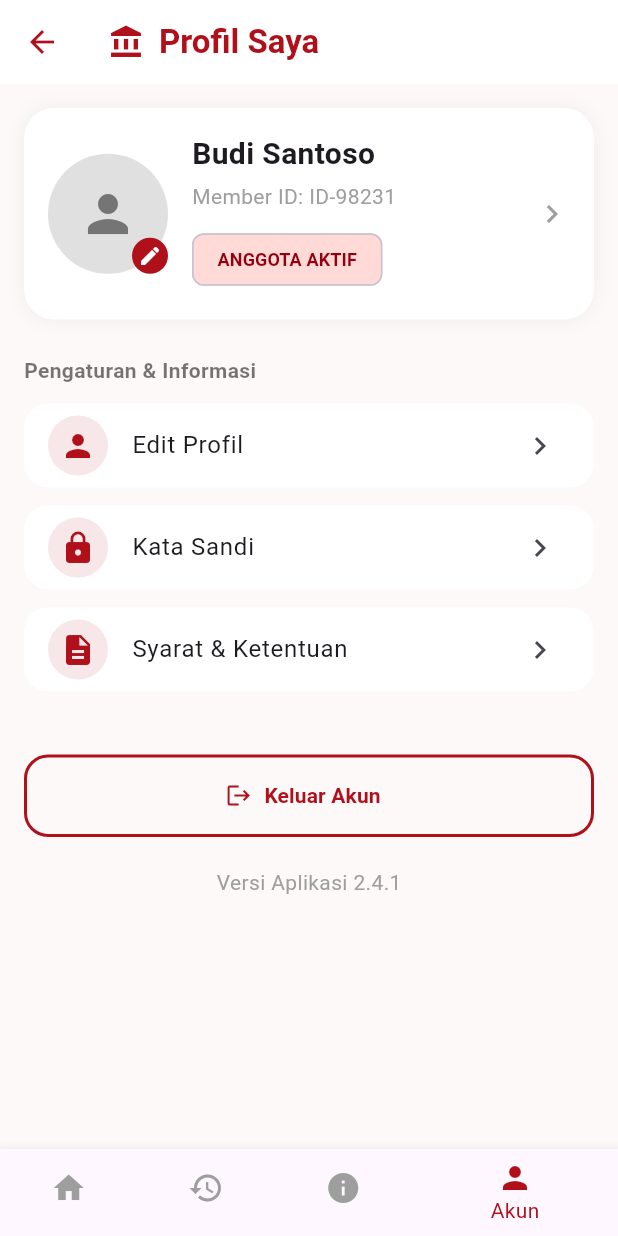
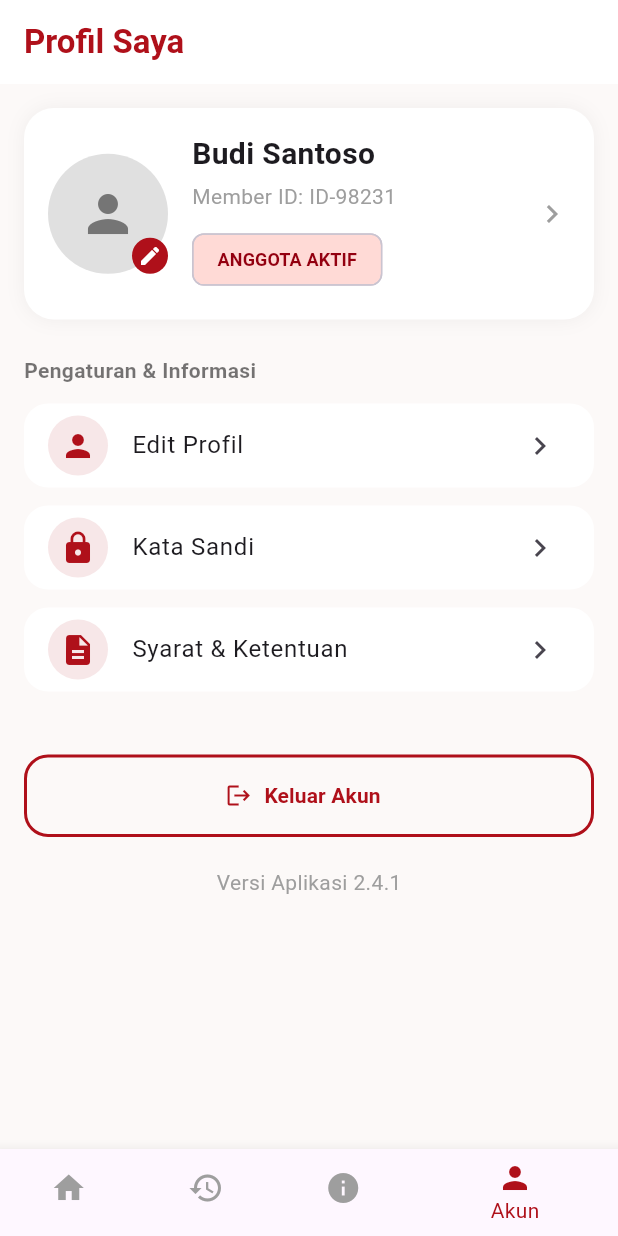
Before and after one commit to Caknuer/FrontandApp-KDMP, a Flutter app: the ProfileScreen screen opened directly, on a phone screen of 412 x 824 dp. Run offline on Flutter 3.47's test engine with Material 3 defaults, Android fonts, the phone set to English and light mode, and no system bars; our stand-ins replace image_picker, share_plus.

Commit message:
penyesuaian heder

```diff
--- a/lib/screens/info_screen.dart
+++ b/lib/screens/info_screen.dart
@@ -16,10 +16,8 @@ class InfoScreen extends StatelessWidget {
         elevation: 0,
         title: const Row(
           children: [
-            Icon(Icons.account_balance, color: Color(0xffAF101A)),
-            SizedBox(width: 10),
             Text(
-              'Koperasi Desa',
+              'Informasi Koperasi Desa',
               style: TextStyle(
                 color: Color(0xffAF101A),
                 fontWeight: FontWeight.bold,
--- a/lib/screens/page-profil/profile_screen.dart
+++ b/lib/screens/page-profil/profile_screen.dart
@@ -20,8 +20,6 @@ class ProfileScreen extends StatefulWidget {
 class _ProfileScreenState extends State<ProfileScreen> {
   File? profileImage;
 
-  static const Color primaryColor = Color(0xFFAF101A);
-
   @override
   Widget build(BuildContext context) {
     return Scaffold(
@@ -31,11 +29,6 @@ class _ProfileScreenState extends State<ProfileScreen> {
         elevation: 0,
         title: const Row(
           children: [
-            Icon(
-              Icons.account_balance,
-              color: Color(0xffAF101A),
-            ),
-            SizedBox(width: 10),
             Text(
               'Profil Saya',
               style: TextStyle(
@@ -44,13 +37,6 @@ class _ProfileScreenState extends State<ProfileScreen> {
               ),
             ),
           ],
-        ),
-        leading: IconButton(
-          icon: const Icon(
-            Icons.arrow_back,
-            color: primaryColor,
-          ),
-          onPressed: () => Navigator.pop(context),
         ),
       ),
 
```
